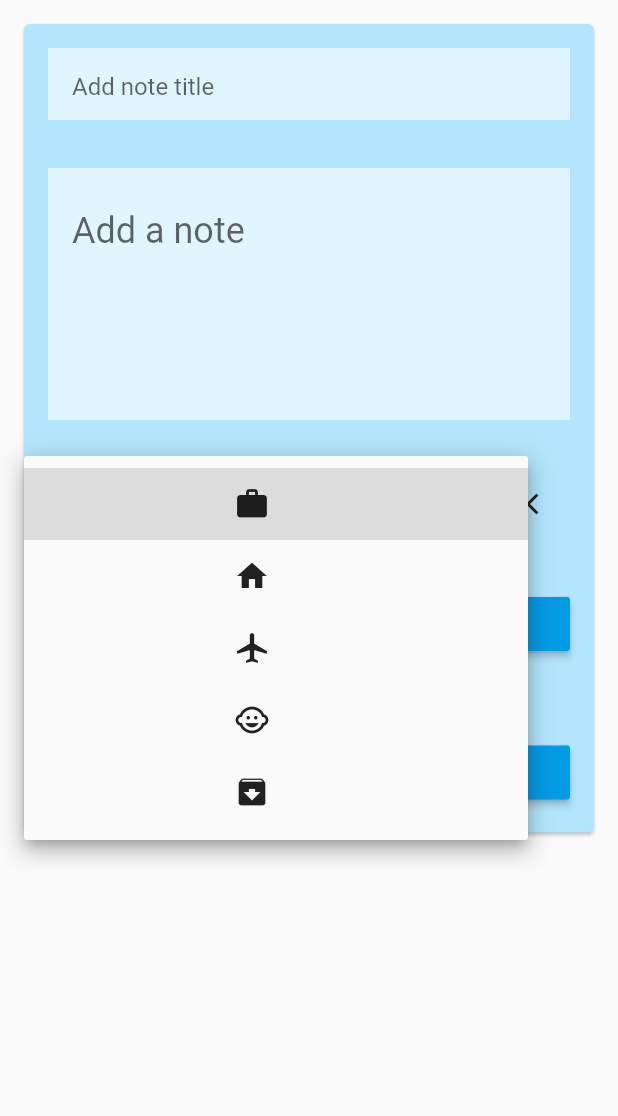
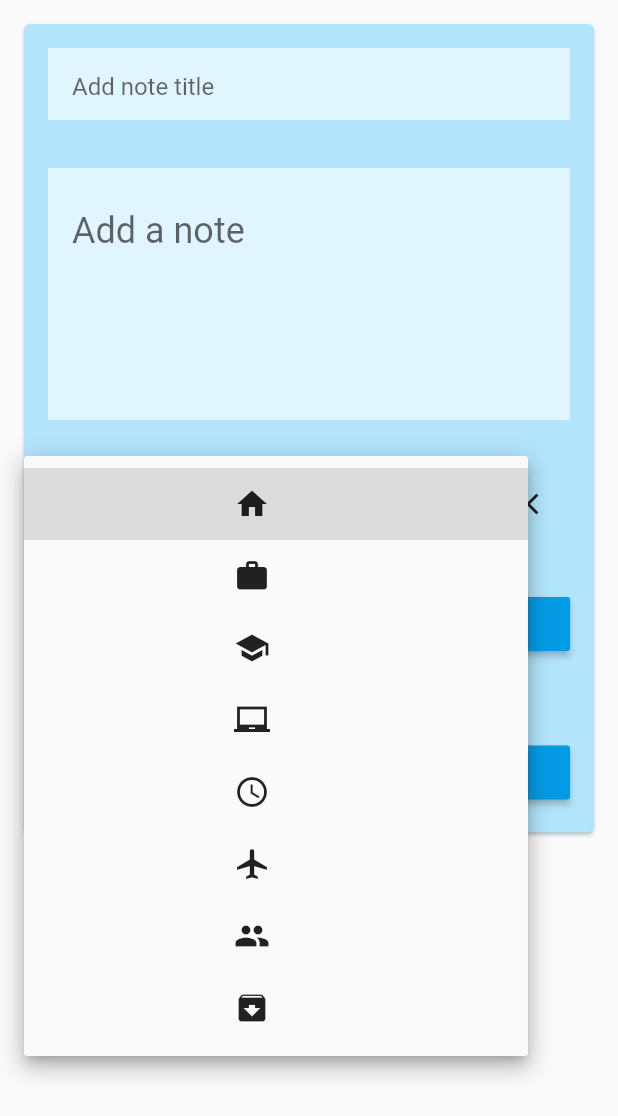
Before and after one commit to hananAlaskar/notes, a Flutter app: the AddNotePage screen opened directly, after a tap on "Select Category", on a phone screen of 412 x 824 dp. Shown: the top 1116 px of the screen. Run offline on Flutter 3.47's test engine with Material 2 defaults, Android fonts, the phone set to English and light mode, and no system bars; our stand-ins replace flutter_linkify, image_picker, shared_preferences, sqflite; accounts and stored records are empty; Roboto replaces fonts that are missing (Georgia, Hind).

Commit message:
update note categories

```diff
--- a/lib/model/NoteCategory.dart
+++ b/lib/model/NoteCategory.dart
@@ -7,11 +7,14 @@ import 'package:flutter/material.dart';
 class NoteCategory{
 
   static final List<NoteCategory> noteCategories = <NoteCategory>[
-    const NoteCategory(1, Icon(Icons.work,)),
-    const NoteCategory(2,Icon(Icons.home,)),
-    const NoteCategory(3,Icon(Icons.airplanemode_active, )),
-    const NoteCategory(4,Icon(Icons.child_care, )),
-    const NoteCategory(5,Icon(Icons.archive, )),
+    const NoteCategory(1,Icon(Icons.home,)),
+    const NoteCategory(2,Icon(Icons.work,)),
+    const NoteCategory(3,Icon(Icons.school,)),
+    const NoteCategory(4,Icon(Icons.laptop_chromebook,)),
+    const NoteCategory(5,Icon(Icons.schedule,)),
+    const NoteCategory(6,Icon(Icons.airplanemode_active, )),
+    const NoteCategory(7,Icon(Icons.people, )),
+    const NoteCategory(8,Icon(Icons.archive, )),
 
   ];
 
@@ -25,9 +28,13 @@ class NoteCategory{
     switch(categoryNumber){
       case 1 : return Icon(Icons.work, );
       case 2 : return Icon(Icons.home, );
-      case 3 : return Icon(Icons.airplanemode_active,);
-      case 4 : return Icon(Icons.child_care, );
-      case 0 : return Icon(Icons.archive, );
+      case 3 : return Icon(Icons.school,);
+      case 4 : return Icon(Icons.laptop_chromebook, );
+      case 1 : return Icon(Icons.schedule, );
+      case 2 : return Icon(Icons.airplanemode_active, );
+      case 3 : return Icon(Icons.people,);
+      case 4 : return Icon(Icons.archive, );
+
     }
 
     return Container();
```
Also changed, not shown: lib/utility/DateUtility.dart (line endings or trailing spaces).
